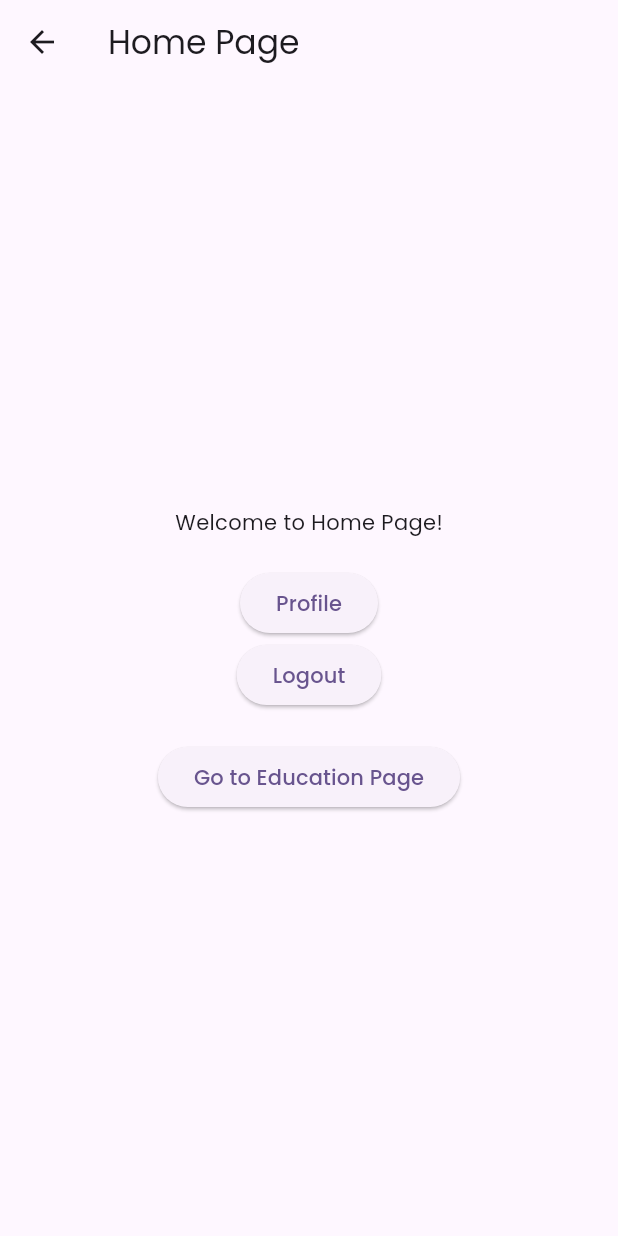
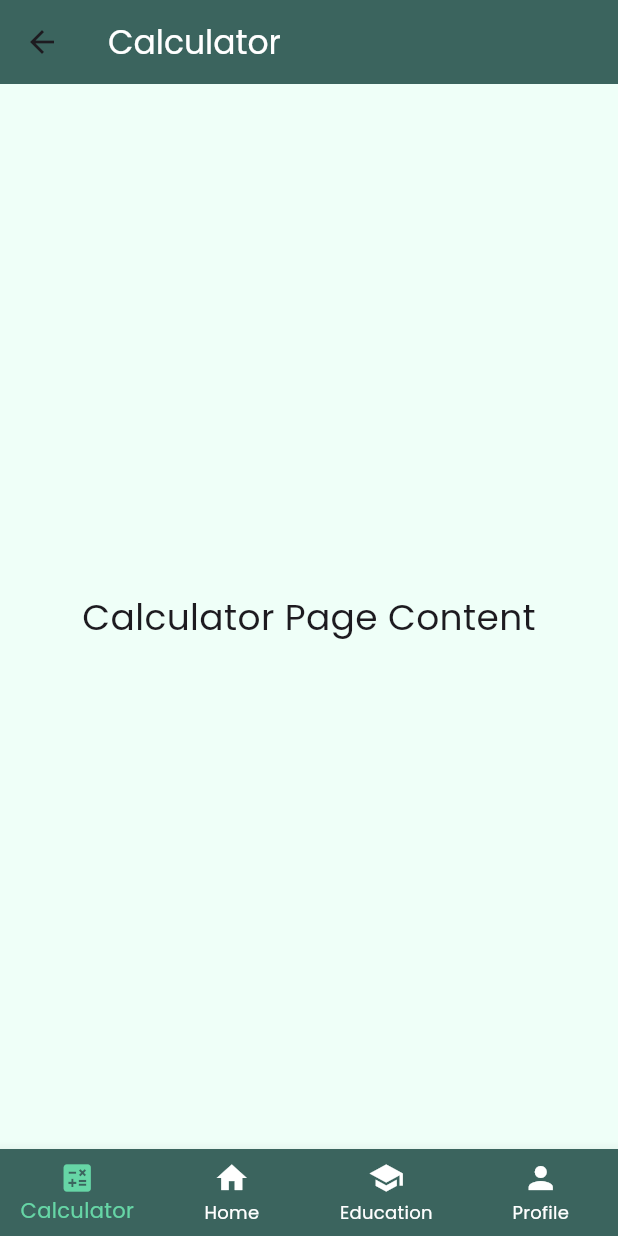
Before and after one commit to JoshuaValentineM/KarbonKU, a Flutter app: the HomePage screen opened by its route, on a phone screen of 412 x 824 dp. Run offline on Flutter 3.47's test engine with Material 3 defaults, Android fonts, the phone set to English and light mode, and no system bars; our stand-ins replace cloud_firestore, firebase_auth, firebase_core, firebase_storage, google_sign_in, image_picker; missing offline and left inert: flutter_facebook_auth; accounts and stored records are empty.

Commit message:
added tabbar, calculator page

```diff
--- a/lib/view/add_vehicle_form.dart
+++ b/lib/view/add_vehicle_form.dart
@@ -316,7 +316,7 @@ class _AddVehicleFormState extends State<AddVehicleForm> {
                   flex: 2,
                   child: RichText(
                     text: const TextSpan(
-                      text: 'Sertifikat Hasil Uji Emisi (Optional)',
+                      text: 'Sertifikat Hasil Uji Emisi',
                       style:
                           TextStyle(fontFamily: 'Poppins', color: Colors.black),
                     ),
--- /dev/null
+++ b/lib/view/calculator_page.dart
@@ -0,0 +1,31 @@
+import 'package:flutter/material.dart';
+import 'package:cloud_firestore/cloud_firestore.dart';
+import 'package:firebase_storage/firebase_storage.dart';
+import 'package:url_launcher/url_launcher.dart';
+
+import 'package:flutter/material.dart';
+
+class CalculatorPage extends StatelessWidget {
+  const CalculatorPage({super.key});
+
+  @override
+  Widget build(BuildContext context) {
+    return Scaffold(
+      backgroundColor: const Color(0xFFEFFFF8),
+      appBar: AppBar(
+        backgroundColor: const Color(0xFF3B645E),
+        elevation: 0,
+        title: const Text(
+          'Calculator',
+          style: TextStyle(color: Colors.white),
+        ) // Warna latar belakang AppBar
+      ),
+      body: Center(
+        child: Text(
+          'Calculator Page Content',
+          style: TextStyle(fontSize: 24),
+        ),
+      ),
+    );
+  }
+}
--- a/lib/view/education_page.dart
+++ b/lib/view/education_page.dart
@@ -63,12 +63,6 @@ class EducationPage extends StatelessWidget {
         title: const Text(
           'Education',
           style: TextStyle(color: Colors.white),
-        ),
-        leading: IconButton(
-          icon: const Icon(Icons.arrow_back, color: Colors.white),
-          onPressed: () {
-            Navigator.pop(context);
-          },
         ),
       ),
       body: FutureBuilder(
--- a/lib/view/home_page.dart
+++ b/lib/view/home_page.dart
@@ -1,9 +1,36 @@
 import 'package:flutter/material.dart';
 import 'package:firebase_auth/firebase_auth.dart';
 import '../middleware/auth_middleware.dart';
+import 'package:karbonku/view/profile_page.dart';
+import 'package:karbonku/view/education_page.dart';
+import 'calculator_page.dart';
 
-class HomePage extends StatelessWidget {
+class HomePage extends StatefulWidget {
   const HomePage({super.key});
+
+  @override
+  _HomePageState createState() => _HomePageState();
+}
+
+class _HomePageState extends State<HomePage> {
+  int _selectedIndex = 0; // Track the selected tab index
+  User? user; // Declare a variable to store the Firebase user
+
+  @override
+  void initState() {
+    super.initState();
+    user = FirebaseAuth.instance.currentUser; // Get the current logged-in user
+  }
+
+  // Pages to display based on the selected tab
+  List<Widget> _pages() {
+    return [
+      CalculatorPage(), // Calculator page
+      Center(child: Text('Home Page Content')), // Home page content
+      EducationPage(), // Custom widget for Education page
+      ProfilePage(user: user!), // Custom widget for Profile page with user parameter
+    ];
+  }
 
   Future<void> _signOut(BuildContext context) async {
     try {
@@ -18,44 +45,45 @@ class HomePage extends StatelessWidget {
     }
   }
 
+  void _onItemTapped(int index) {
+    setState(() {
+      _selectedIndex = index; // Switch pages based on tab index
+    });
+  }
+
   @override
   Widget build(BuildContext context) {
     AuthMiddleware.checkAuthentication(context);
+
     return Scaffold(
-      appBar: AppBar(
-        title: const Text('Home Page'),
-      ),
-      body: Center(
-        child: Column(
-          mainAxisAlignment: MainAxisAlignment.center,
-          children: <Widget>[
-            const Text('Welcome to Home Page!'),
-            const SizedBox(height: 20),
-            ElevatedButton(
-              onPressed: () {
-                final user = FirebaseAuth.instance.currentUser;
-                Navigator.pushNamed(
-                  context,
-                  '/profile',
-                  arguments: user, // Pass user as argument
-                );
-              },
-              child: const Text('Profile'),
-            ),
-            ElevatedButton(
-              onPressed: () => _signOut(context),
-              child: const Text('Logout'),
-            ),
-            const SizedBox(height: 20),
-            // Tambahkan button untuk EducationPage
-            ElevatedButton(
-              onPressed: () {
-                Navigator.pushNamed(context, '/education');
-              },
-              child: const Text('Go to Education Page'),
-            ),
-          ],
-        ),
+      body: _pages()[_selectedIndex], // Display the selected page content
+
+      // Persistent BottomNavigationBar for switching between pages
+      bottomNavigationBar: BottomNavigationBar(
+        type: BottomNavigationBarType.fixed, // Ensures that background color stays solid
+        backgroundColor: const Color(0xFF3B645E), // Set background color
+        selectedItemColor: const Color(0xFF66D6A6), // Set color for selected label and icon
+        unselectedItemColor: const Color(0xFFFFFFFF), // Set color for unselected labels and icons
+        currentIndex: _selectedIndex, // Set the selected tab
+        onTap: _onItemTapped, // Handle tab changes and display relevant page
+        items: const <BottomNavigationBarItem>[
+          BottomNavigationBarItem(
+            icon: Icon(Icons.calculate),
+            label: 'Calculator',
+          ),
+          BottomNavigationBarItem(
+            icon: Icon(Icons.home),
+            label: 'Home',
+          ),
+          BottomNavigationBarItem(
+            icon: Icon(Icons.school),
+            label: 'Education',
+          ),
+          BottomNavigationBarItem(
+            icon: Icon(Icons.person),
+            label: 'Profile',
+          ),
+        ],
       ),
     );
   }
```
